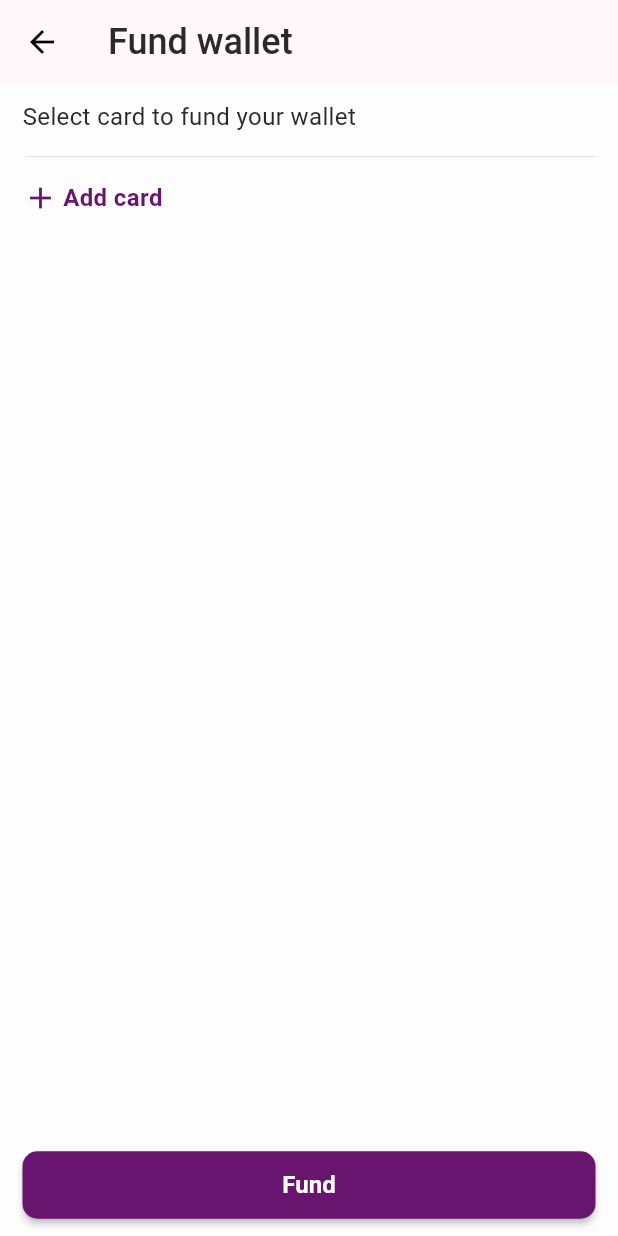
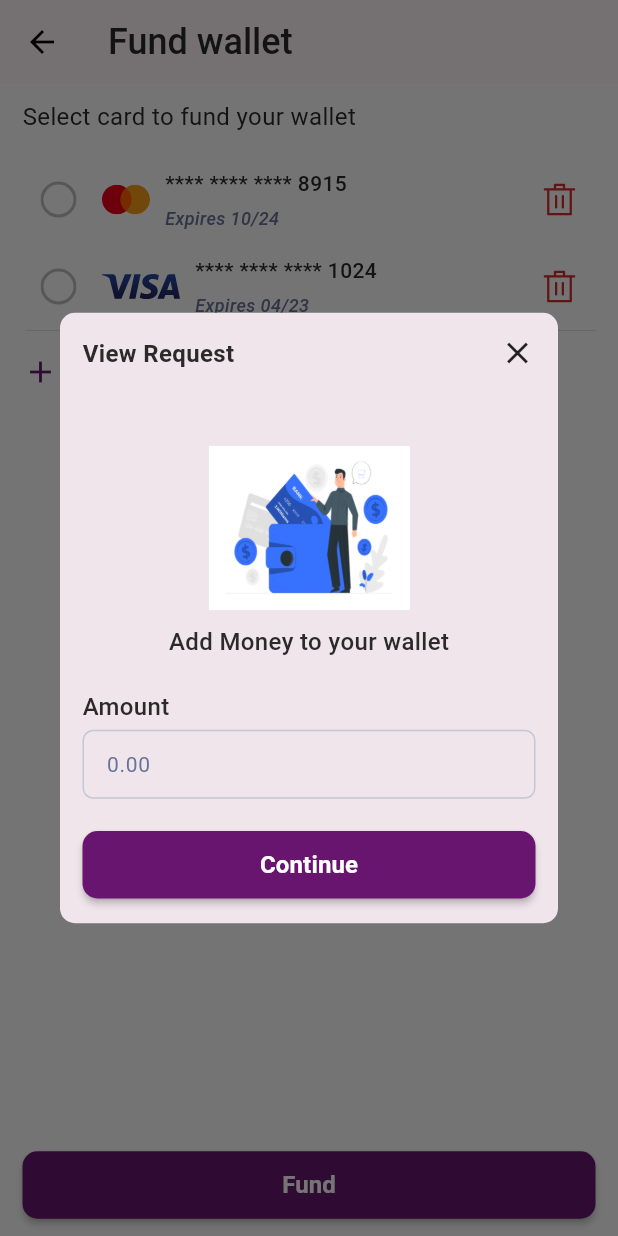
Before and after one commit to Kariaki/jarowallet, a Flutter app: the screen it shows after launch, after a tap on "Fund", on a phone screen of 412 x 824 dp. Run offline on Flutter 3.47's test engine with Material 3 defaults, Android fonts, the phone set to English and light mode, and no system bars; our stand-ins replace flutter_svg; Roboto replaces fonts that are missing (Work Sans).

Commit message:
implemented the design for the add amount modal

```diff
--- a/lib/core/config/icons.dart
+++ b/lib/core/config/icons.dart
@@ -14,4 +14,6 @@ class AppIcon {
   static Widget visaCardIcon = SvgPicture.asset('$baseAssets/visa.svg');
   static Widget cartIcon = SvgPicture.asset('$baseAssets/cart.svg');
   static Widget walletCreditCardIcon = SvgPicture.asset('$baseAssets/wallet-credit-card.svg');
+  static Widget radioOffIcon = SvgPicture.asset('$baseAssets/radio-off.svg');
+  static Widget radioOnIcon = SvgPicture.asset('$baseAssets/radio-on.svg');
 }
--- a/lib/core/extensions.dart
+++ b/lib/core/extensions.dart
@@ -43,3 +43,131 @@ extension DoubleExtensions on double {
     );
   }
 }
+extension ContextExtensions on BuildContext {
+  // void push(Widget route) {
+  //   Navigator.push(this, MaterialPageRoute(builder: (context) => route));
+  // }
+  //
+  // void pop() {
+  //   Navigator.pop(this);
+  // }
+  //
+  // void pushRemoveUntil(Widget route) {
+  //   Navigator.pushAndRemoveUntil(
+  //       this,
+  //       MaterialPageRoute(builder: (context) => route),
+  //           (Route<dynamic> route) => false);
+  // }
+  //
+  // void showSnackbar(String message, {bool error = false}) {
+  //   if (error) {
+  //     final errorSnack = SnackBar(
+  //       content: Text(
+  //         message,
+  //         style: const TextStyle(color: Colors.white),
+  //       ),
+  //       backgroundColor: Colors.red,
+  //       margin: EdgeInsets.only(top: 10),
+  //       shape: RoundedRectangleBorder(borderRadius: BorderRadius.circular(5)),
+  //     );
+  //     ScaffoldMessenger.of(this).showSnackBar(errorSnack);
+  //     return;
+  //   }
+  //   final snackBar = SnackBar(
+  //     content: Text(message),
+  //   );
+  //   ScaffoldMessenger.of(this).showSnackBar(snackBar);
+  // }
+  //
+  // void showSnackbarSuccess(String message, {bool success = false}) {
+  //   if (success) {
+  //     final successSnack = SnackBar(
+  //       content: Text(
+  //         message,
+  //         style: const TextStyle(color: Colors.white),
+  //       ),
+  //       backgroundColor: Colors.green,
+  //       shape: RoundedRectangleBorder(borderRadius: BorderRadius.circular(5)),
+  //     );
+  //     ScaffoldMessenger.of(this).showSnackBar(successSnack);
+  //     return;
+  //   }
+  //   final snackBar = SnackBar(
+  //     content: Text(message),
+  //   );
+  //   ScaffoldMessenger.of(this).showSnackBar(snackBar);
+  // }
+  //
+  // void showModalMax(Widget modal,
+  //     {bool transparent = false, bool dismissible = true}) {
+  //   final mediaQueryData = MediaQuery.of(this).size;
+  //   const radius = Radius.circular(Dimens.modalRadius);
+  //   showModalBottomSheet(
+  //       isDismissible: dismissible,
+  //       backgroundColor: transparent ? Colors.transparent : Colors.white,
+  //       isScrollControlled: true,
+  //       shape: const RoundedRectangleBorder(
+  //           borderRadius: BorderRadius.only(topRight: radius, topLeft: radius)),
+  //       context: this,
+  //       constraints: BoxConstraints(
+  //         minWidth: mediaQueryData.height,
+  //       ),
+  //       builder: (context) => modal);
+  // }
+  //
+  // void showModal(Widget modal) {
+  //   final mediaQueryData = MediaQuery.of(this).size;
+  //   final radius = Radius.circular(Dimens.modalRadius);
+  //   showModalBottomSheet(
+  //       shape: RoundedRectangleBorder(
+  //           borderRadius: BorderRadius.circular(Dimens.modalRadius)),
+  //       context: this,
+  //       constraints: BoxConstraints(maxHeight: mediaQueryData.height),
+  //       builder: (context) => modal);
+  // }
+
+  void displayDialog(Widget modal, {bool dismissible = true}) {
+    showDialog(
+      barrierDismissible: dismissible,
+      context: this,
+      builder: (context) => AppDialog(
+        child: modal,
+      ),
+    );
+  }
+  //
+  // void pushReplace(Widget route) {
+  //   Navigator.pushReplacement(
+  //     this,
+  //     MaterialPageRoute(builder: (context) => route),
+  //   );
+  // }
+  //
+  // void displayDialogDismiss(Widget child) {
+  //   showDialog(
+  //     context: this,
+  //     barrierDismissible: true,
+  //     builder: (BuildContext context) {
+  //       return AppDialog(
+  //         child: child,
+  //       );
+  //     },
+  //   );
+  // }
+}
+
+class AppDialog extends Dialog {
+  final Widget child;
+
+  const AppDialog({Key? key, required this.child}) : super(key: key);
+
+  @override
+  Widget build(BuildContext context) {
+    return Dialog(
+        alignment: Alignment.center,
+        backgroundColor: backgroundColor,
+
+        shape: RoundedRectangleBorder(borderRadius: BorderRadius.circular(10)),
+        child: child);
+  }
+}
--- /dev/null
+++ b/lib/ui/components/radio_button.dart
@@ -0,0 +1,17 @@
+import 'package:flutter/material.dart';
+import 'package:jarowallet/core/config/icons.dart';
+
+class AppRadio extends StatelessWidget {
+  final bool selected;
+  final void Function() onClick;
+
+  const AppRadio({super.key, required this.selected, required this.onClick});
+
+  @override
+  Widget build(BuildContext context) {
+    return IconButton(
+      padding: EdgeInsets.all(0),
+        onPressed: onClick,
+        icon: selected ? AppIcon.radioOnIcon : AppIcon.radioOffIcon);
+  }
+}
--- /dev/null
+++ b/lib/ui/modules/card/component/card_item_component.dart
@@ -0,0 +1,94 @@
+import 'package:flutter/cupertino.dart';
+import 'package:flutter/material.dart';
+import 'package:jarowallet/core/config/icons.dart';
+import 'package:jarowallet/core/extensions.dart';
+import 'package:jarowallet/ui/components/radio_button.dart';
+import 'package:jarowallet/ui/modules/card/entity/card_entity.dart';
+
+class CardItemComponent extends StatelessWidget {
+  final CardEntity entity;
+  final bool selected;
+  final void Function() onPress;
+  final void Function(CardEntity)? onDeleteClick;
+
+  const CardItemComponent(
+      {super.key,
+      required this.entity,
+      this.onDeleteClick,
+      required this.onPress,
+      required this.selected});
+
+  @override
+  Widget build(BuildContext context) {
+    return GestureDetector(
+      onTap: onPress,
+      child: Container(
+        margin:const EdgeInsets.symmetric(vertical: 5),
+        child: Row(
+          mainAxisSize: MainAxisSize.max,
+          crossAxisAlignment: CrossAxisAlignment.center,
+          mainAxisAlignment: MainAxisAlignment.spaceBetween,
+          children: [
+            rowLeft(),
+            IconButton(
+                onPressed: () {
+                  if (onDeleteClick != null) {
+                    onDeleteClick!(entity);
+                  }
+                },
+                icon: AppIcon.deleteIcon)
+          ],
+        ),
+      ),
+    );
+  }
+
+  Row rowLeft() {
+    return Row(
+      mainAxisSize: MainAxisSize.min,
+      crossAxisAlignment: CrossAxisAlignment.center,
+      children: [
+        AppRadio(
+          selected: selected,
+          onClick: onPress,
+        ),
+        5.spaceWidth(),
+        imageByType(entity.type),
+        10.spaceWidth(),
+        Column(
+          mainAxisSize: MainAxisSize.min,
+          crossAxisAlignment: CrossAxisAlignment.start,
+          children: [
+            Text(
+              '**** **** **** ${entity.cardNumber.substring(entity.cardNumber.length - 4, entity.cardNumber.length)}',
+              style: const TextStyle(
+                color: Color(0xFF2B2A29),
+                fontSize: 14,
+                fontFamily: 'Work Sans',
+                fontWeight: FontWeight.w500,
+              ),
+            ),
+            5.spaceHeight(),
+            Text(
+              'Expires ${entity.expiryDate} ',
+              style: const TextStyle(
+                color: Color(0xFF667398),
+                fontSize: 12,
+                fontStyle: FontStyle.italic,
+                fontFamily: 'Work Sans',
+                fontWeight: FontWeight.w500,
+              ),
+            )
+          ],
+        )
+      ],
+    );
+  }
+
+  Widget imageByType(CardType type) {
+    if (type == CardType.master) {
+      return AppIcon.masterCardIcon;
+    }
+    return AppIcon.visaCardIcon;
+  }
+}
--- /dev/null
+++ b/lib/ui/modules/card/entity/card_entity.dart
@@ -0,0 +1,30 @@
+import 'package:flutter/material.dart';
+
+enum CardType { master, visa, none }
+
+class CardEntity {
+  final int id;
+  final String cardNumber;
+  final String expiryDate;
+  final CardType type;
+
+  const CardEntity({
+    required this.id,
+    required this.cardNumber,
+    required this.expiryDate,
+    required this.type,
+  });
+}
+
+List<CardEntity> cards = [
+  CardEntity(
+      cardNumber: '5123894701238915',
+      id: 1,
+      expiryDate: '10/24',
+      type: CardType.master),
+  CardEntity(
+      cardNumber: '514914383411024',
+      id: 2,
+      expiryDate: '04/23',
+      type: CardType.visa),
+];
--- /dev/null
+++ b/lib/ui/modules/dialog/fund_amount_dialog.dart
@@ -0,0 +1,77 @@
+import 'package:flutter/cupertino.dart';
+import 'package:flutter/material.dart';
+import 'package:jarowallet/core/config/colors.dart';
+import 'package:jarowallet/core/extensions.dart';
+import 'package:jarowallet/ui/components/button.dart';
+import 'package:jarowallet/ui/components/text_input.dart';
+
+class FundAmountDialog extends StatefulWidget {
+  const FundAmountDialog({super.key});
+
+  @override
+  State<FundAmountDialog> createState() => _FundAmountDialogState();
+}
+
+class _FundAmountDialogState extends State<FundAmountDialog> {
+  @override
+  Widget build(BuildContext context) {
+    return Container(
+      //color: backgroundColor,
+      padding: EdgeInsets.all(15),
+      child: Column(
+        crossAxisAlignment: CrossAxisAlignment.center,
+        mainAxisSize: MainAxisSize.min,
+        children: [
+          Row(
+            mainAxisAlignment: MainAxisAlignment.spaceBetween,
+            children: [
+              Text(
+                'View Request',
+                style: TextStyle(
+                  color: Color(0xFF2B2A29),
+                  fontSize: 16,
+                  fontFamily: 'Work Sans',
+                  fontWeight: FontWeight.w600,
+                ),
+              ),
+              InkWell(
+                onTap: () {
+                  Navigator.pop(context);
+                },
+                child: const Icon(Icons.close),
+              )
+            ],
+          ),
+          50.spaceHeight(),
+          Image.asset(
+            'assets/images/illustration.png',
+            width: 135,
+            height: 109,
+          ),
+          10.spaceHeight(),
+          Text(
+            'Add Money to your wallet',
+            style: TextStyle(
+              color: Color(0xFF2B2A29),
+              fontSize: 16,
+              fontFamily: 'Work Sans',
+              fontWeight: FontWeight.w500,
+            ),
+          ),
+          20.spaceHeight(),
+          BasicTextInput(
+            title: 'Amount',
+            hint: '0.00',
+            onChange: (value) {},
+            inputType: TextInputType.number,
+          ),
+          20.spaceHeight(),
+          PrimaryButton(
+            buttonText: 'Continue',
+            onPressed: () {},
+          )
+        ],
+      ),
+    );
+  }
+}
--- a/lib/ui/modules/wallet/fund_card.dart
+++ b/lib/ui/modules/wallet/fund_card.dart
@@ -5,9 +5,19 @@ import 'package:jarowallet/core/extensions.dart';
 import 'package:jarowallet/ui/components/app_scaffold.dart';
 import 'package:jarowallet/ui/components/button.dart';
 import 'package:jarowallet/ui/components/text_input.dart';
+import 'package:jarowallet/ui/modules/card/component/card_item_component.dart';
+import 'package:jarowallet/ui/modules/card/entity/card_entity.dart';
+import 'package:jarowallet/ui/modules/dialog/fund_amount_dialog.dart';
 
-class FundWalletScreen extends StatelessWidget {
+class FundWalletScreen extends StatefulWidget {
   const FundWalletScreen({super.key});
+
+  @override
+  State<FundWalletScreen> createState() => _FundWalletScreenState();
+}
+
+class _FundWalletScreenState extends State<FundWalletScreen> {
+  int _selectedCard = -1;
 
   @override
   Widget build(BuildContext context) {
@@ -15,7 +25,9 @@ class FundWalletScreen extends StatelessWidget {
         title: 'Fund wallet',
         onBackPressed: () {},
         primaryButtonText: 'Fund',
-        onPrimaryButtonPressed: () {},
+        onPrimaryButtonPressed: () {
+          context.displayDialog(FundAmountDialog());
+        },
         child: Column(
           crossAxisAlignment: CrossAxisAlignment.start,
           children: [
@@ -29,6 +41,17 @@ class FundWalletScreen extends StatelessWidget {
               ),
             ),
             15.spaceHeight(),
+            ...cards.map((e) {
+              return CardItemComponent(
+                entity: e,
+                selected: _selectedCard == e.id,
+                onPress: () {
+                  setState(() {
+                    _selectedCard = e.id;
+                  });
+                },
+              );
+            }).toList(),
             1.divide(thickness: .3),
             15.spaceHeight(),
             addButton()
@@ -42,7 +65,7 @@ class FundWalletScreen extends StatelessWidget {
       child: Row(
         mainAxisSize: MainAxisSize.min,
         children: [
-         const Icon(
+          const Icon(
             Icons.add,
             color: primary,
           ),
--- a/pubspec.yaml
+++ b/pubspec.yaml
@@ -51,6 +51,7 @@ flutter:
   # To add assets to your application, add an assets section, like this:
   assets:
      - assets/
+     - assets/images/
 
   # fonts:
   #   - family: Schyler
```
Also changed, not shown: assets/images/illustration.png (added), assets/radio-off.svg (added), assets/radio-on.svg (added), lib/generated/assets.dart (added).
